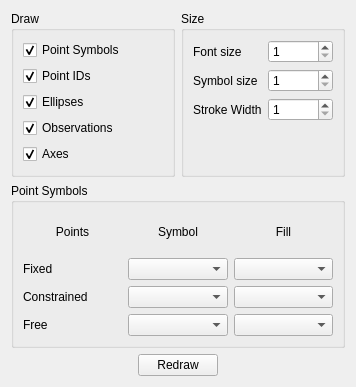
Before: the Qt Designer form gama-q2/drawsettings.ui in cepek/testing-qgama-branch, drawn with Qt 5.
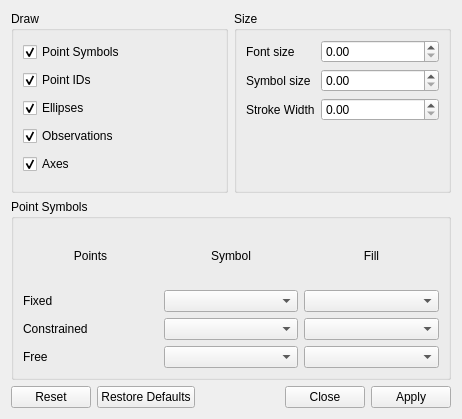
After: the same form once the commit is applied.

Commit message: updated dialog for draw settings

Diff of the .ui file:
```diff
--- a/gama-q2/drawsettings.ui
+++ b/gama-q2/drawsettings.ui
@@ -6,8 +6,8 @@
    <rect>
     <x>0</x>
     <y>0</y>
-    <width>356</width>
-    <height>387</height>
+    <width>462</width>
+    <height>419</height>
    </rect>
   </property>
   <property name="windowTitle">
@@ -95,13 +95,6 @@
               </property>
              </widget>
             </item>
-            <item row="0" column="1">
-             <widget class="QSpinBox" name="spinBoxFontSize">
-              <property name="minimum">
-               <number>1</number>
-              </property>
-             </widget>
-            </item>
             <item row="2" column="0">
              <widget class="QLabel" name="labelStrokeWidth">
               <property name="text">
@@ -109,13 +102,6 @@
               </property>
              </widget>
             </item>
-            <item row="2" column="1">
-             <widget class="QSpinBox" name="spinBoxStrokeWidth">
-              <property name="minimum">
-               <number>1</number>
-              </property>
-             </widget>
-            </item>
             <item row="1" column="0">
              <widget class="QLabel" name="labelSymbolSize">
               <property name="text">
@@ -123,16 +109,19 @@
               </property>
              </widget>
             </item>
+            <item row="0" column="1">
+             <widget class="QDoubleSpinBox" name="doubleSpinBoxFontSize"/>
+            </item>
             <item row="1" column="1">
-             <widget class="QSpinBox" name="spinBoxSymbolSize">
+             <widget class="QDoubleSpinBox" name="doubleSpinBoxSymbolSize">
               <property name="enabled">
                <bool>true</bool>
               </property>
-              <property name="minimum">
-               <number>1</number>
-              </property>
              </widget>
             </item>
+            <item row="2" column="1">
+             <widget class="QDoubleSpinBox" name="doubleSpinBoxStrokeWidth"/>
+            </item>
            </layout>
           </item>
          </layout>
@@ -223,41 +212,11 @@
       </widget>
      </item>
      <item>
-      <layout class="QHBoxLayout" name="horizontalLayout">
-       <item>
-        <spacer name="horizontalSpacer_2">
-         <property name="orientation">
-          <enum>Qt::Horizontal</enum>
-         </property>
-         <property name="sizeHint" stdset="0">
-          <size>
-           <width>40</width>
-           <height>20</height>
-          </size>
-         </property>
-        </spacer>
-       </item>
-       <item>
-        <widget class="QPushButton" name="pushButtonRedraw">
-         <property name="text">
-          <string>Redraw</string>
-         </property>
-        </widget>
-       </item>
-       <item>
-        <spacer name="horizontalSpacer">
-         <property name="orientation">
-          <enum>Qt::Horizontal</enum>
-         </property>
-         <property name="sizeHint" stdset="0">
-          <size>
-           <width>40</width>
-           <height>20</height>
-          </size>
-         </property>
-        </spacer>
-       </item>
-      </layout>
+      <widget class="QDialogButtonBox" name="buttonBox">
+       <property name="standardButtons">
+        <set>QDialogButtonBox::Apply|QDialogButtonBox::Close|QDialogButtonBox::Reset|QDialogButtonBox::RestoreDefaults</set>
+       </property>
+      </widget>
      </item>
     </layout>
    </item>
```
The commit also changes 4 other files.
